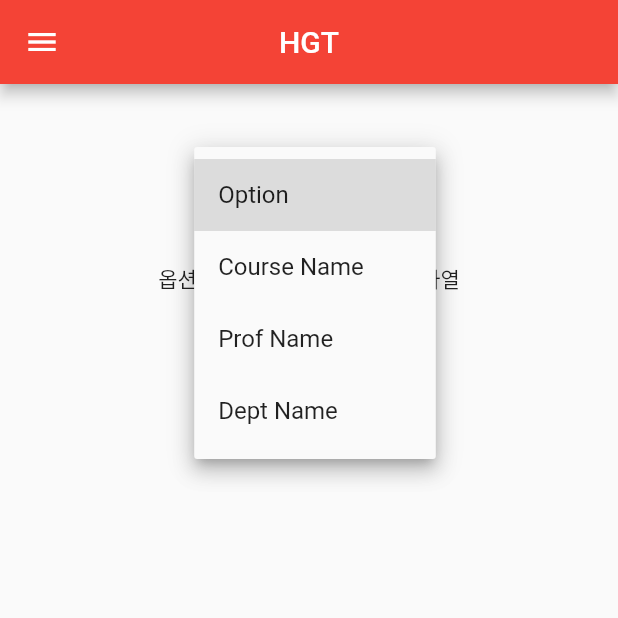
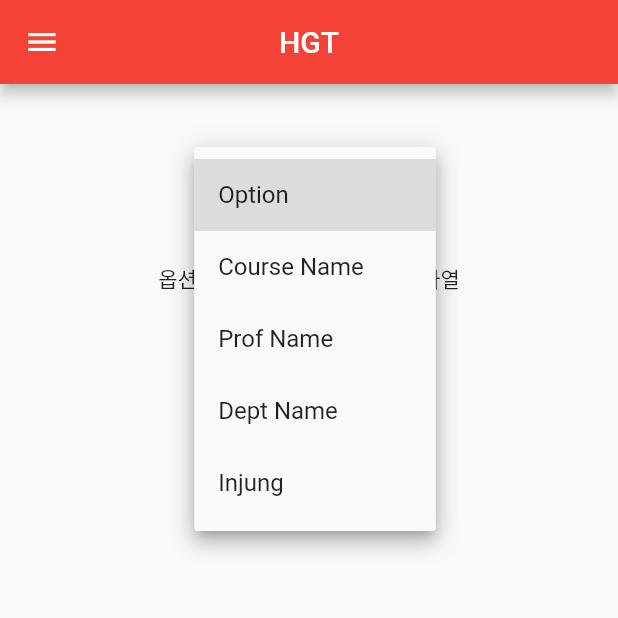
Before and after one commit to Younhong/HDT, a Flutter app: the OpenCourseMainPage screen opened directly, after a tap on "Option", on a phone screen of 412 x 824 dp, the top half of it. Run offline on Flutter 3.47's test engine with Material 2 defaults, Android fonts, the phone set to English and light mode, and no system bars.

Commit message:
교양실무영역 옵션란 추가

```diff
--- a/lib/open_course/open.course.body.dart
+++ b/lib/open_course/open.course.body.dart
@@ -7,7 +7,7 @@ class OpenCourseBodyPage extends StatefulWidget{
 
 class _OpenCourseBodyState extends State<OpenCourseBodyPage> {
   _OpenCourseBodyState();
-  List<String> _category = ['Option', 'Course Name', 'Prof Name', 'Dept Name'];
+  List<String> _category = ['Option', 'Course Name', 'Prof Name', 'Dept Name', 'Injung'];
 
   String _selected = "Option";
 
--- a/lib/open_course/open.course.option.dart
+++ b/lib/open_course/open.course.option.dart
@@ -1,5 +1,6 @@
 import 'package:flutter/material.dart';
 import 'package:hgt/open_course/course.info.dart';
+import 'package:hgt/open_course/course.injung.dart';
 import 'package:hgt/open_course/course.prof.info.dart';
 import 'package:hgt/open_course/dept.course.dart';
 
@@ -13,8 +14,11 @@ class OpenCourseOptionPage extends StatefulWidget{
 class _OpenCourseOptionState extends State<OpenCourseOptionPage> {
   _OpenCourseOptionState();
 
+  /// TODO:: 학부 더 추가
   List<String> _deptCategory = ['GLS', 'CSEE', 'Law', 'Life Science'];
+  List<String> _injungCategory = ['신앙1', '신앙2', '인성1', '인성2', '세계관1', '세계관2'];
   String _selectedDept = "GLS";
+  String _selectedInjung = "신앙1";
   final TextEditingController _profController = new TextEditingController();
   final TextEditingController _courseController = new TextEditingController();
   String _profName = "";
@@ -27,6 +31,28 @@ class _OpenCourseOptionState extends State<OpenCourseOptionPage> {
         children: <Widget>[
           Text("전체 강좌 조회"),
           Text("옵션 없이 전체 강좌 찾아서 쭉 나열")
+        ],
+      );
+    }
+    else if (widget.option == "Injung") {
+      return Column(
+        children: <Widget>[
+          Text("교양실무영역 검색"),
+          DropdownButton(
+            hint: Text('Option'),
+            value: _selectedInjung,
+            icon: Icon(Icons.arrow_drop_down),
+            onChanged: (String newValue) {
+              setState(() { _selectedInjung = newValue;});
+            },
+            items: _injungCategory
+                .map((String category) {
+              return DropdownMenuItem<String>(
+                value: category, child: Text(category),
+              );
+            }).toList(),
+          ),
+          CourseInjung(_selectedInjung),
         ],
       );
     }
```
Also changed, not shown: lib/open_course/course.injung.dart (added, +10 -0 lines).
